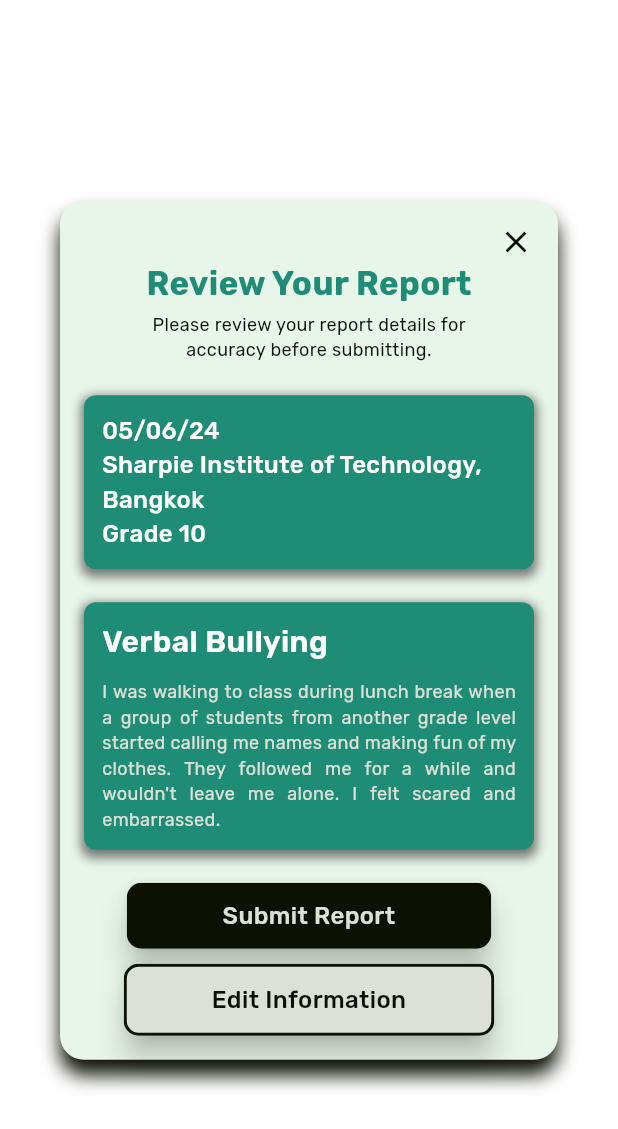
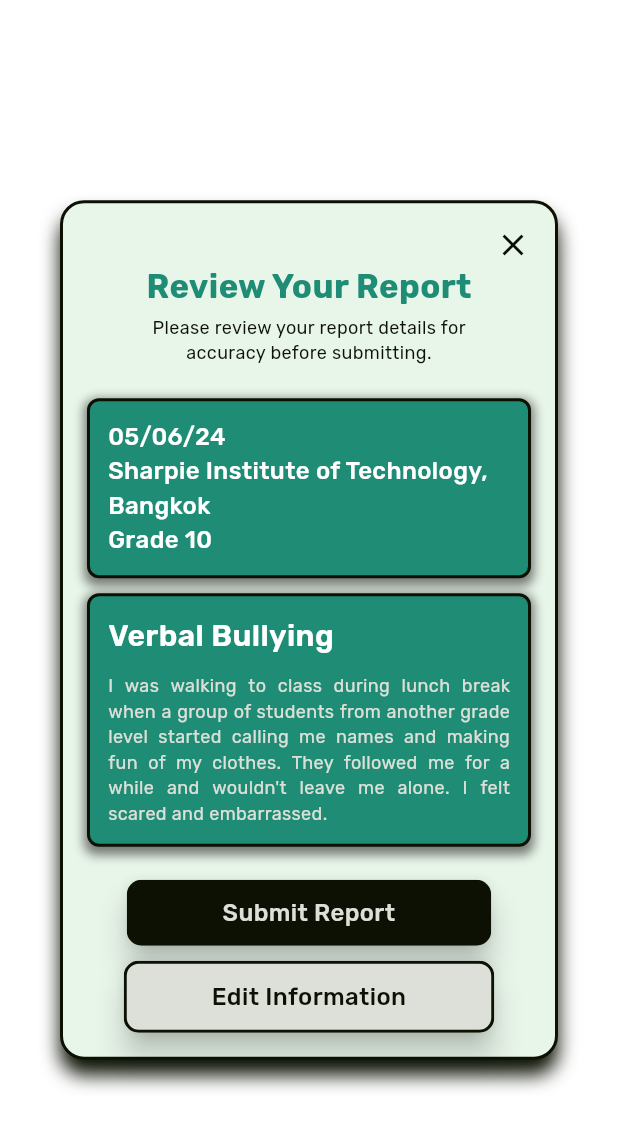
Before and after one commit to nsennes/SafeSchool, a Flutter app: the screen it shows after launch, on a phone screen of 412 x 824 dp. Shown: the top 1129 px of the screen. Run offline on Flutter 3.47's test engine with Material 3 defaults, Android fonts, the phone set to English and light mode, and no system bars.

Commit message:
Update review_report_msg.dart

```diff
--- a/safeschool/lib/components/review_report_msg.dart
+++ b/safeschool/lib/components/review_report_msg.dart
@@ -33,6 +33,10 @@ class ReviewPopup extends StatelessWidget {
                 offset: Offset(0.0, 10.0),
               ),
             ],
+            border: Border.all(
+              color: ColorsUse.accentColor,
+              width: 2,
+            ),
           ),
           child: Column(
             mainAxisSize: MainAxisSize.min,
@@ -43,7 +47,7 @@ class ReviewPopup extends StatelessWidget {
                   onTap: () {
                     Navigator.of(context).pop();
                   },
-                  child: const Icon(Icons.close, color: ColorsUse.accentColor,),
+                  child: const Icon(Icons.close, color: ColorsUse.accentColor),
                 ),
               ),
               Text(
@@ -70,6 +74,10 @@ class ReviewPopup extends StatelessWidget {
                       offset: const Offset(0, 3),
                     ),
                   ],
+                  border: Border.all(
+                    color: ColorsUse.accentColor,
+                    width: 2,
+                  ),
                 ),
                 child: Column(
                   crossAxisAlignment: CrossAxisAlignment.start,
@@ -81,7 +89,7 @@ class ReviewPopup extends StatelessWidget {
                   ],
                 ),
               ),
-              const SizedBox(height: 22),
+              const SizedBox(height: 10),
               Container(
                 padding: const EdgeInsets.all(12),
                 decoration: BoxDecoration(
@@ -95,6 +103,10 @@ class ReviewPopup extends StatelessWidget {
                       offset: const Offset(0, 3),
                     ),
                   ],
+                  border: Border.all(
+                    color: ColorsUse.accentColor,
+                    width: 2,
+                  ),
                 ),
                 child: Column(
                   crossAxisAlignment: CrossAxisAlignment.start,
```
